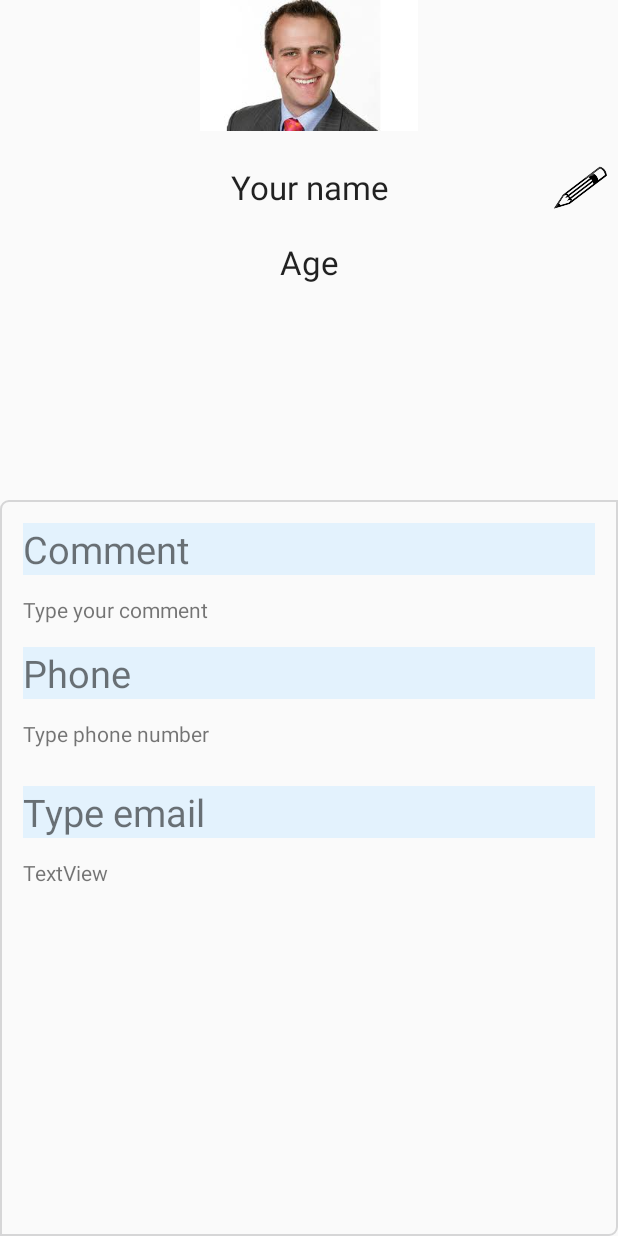
After one commit to vtieude/Sernior-Project2, an Android app: the layout activity_human_information.xml on its own in the app's theme, with its tools: preview values and no code run, on a phone screen of 412 x 824 dp. The commit adds this screen. Run offline under Robolectric (Android 15) with nearby library versions, the phone set to English and light mode, and no system bars.

Commit message:
create ui human information

```diff
--- a/Development/source/app/src/main/java/com/example/wilson/humancharacteristics/MainActivity.java
+++ b/Development/source/app/src/main/java/com/example/wilson/humancharacteristics/MainActivity.java
@@ -7,6 +7,7 @@ import android.os.Bundle;
 import android.view.View;
 import android.widget.Button;
 
+import com.example.wilson.humancharacteristics.Author.AuthorInformationActivity;
 import com.example.wilson.humancharacteristics.CameraDetect.CameraDetectActivity;
 import com.example.wilson.humancharacteristics.Setting.SettingActivity;
 import com.example.wilson.humancharacteristics.Storage.StorageActivity;
@@ -53,9 +54,11 @@ public class MainActivity extends AppCompatActivity {
                             break;
                         case 1: myIntent = new Intent(MainActivity.this, StorageActivity.class);
                             break;
-                        case 2:  myIntent = new Intent(MainActivity.this, SettingActivity.class);
+                        case 2: myIntent = new Intent(MainActivity.this, SettingActivity.class);
                             break;
-                        case 4: finish(); System.exit(0);
+                        case 3: myIntent = new Intent(MainActivity.this, AuthorInformationActivity.class);
+                            break;
+                        case 4: MainActivity.this.finishAffinity(); System.exit(0);
                         default: break;
                     }
                     MainActivity.this.startActivity(myIntent);
--- a/Development/source/app/src/main/java/com/example/wilson/humancharacteristics/Setting/SettingActivity.java
+++ b/Development/source/app/src/main/java/com/example/wilson/humancharacteristics/Setting/SettingActivity.java
@@ -15,6 +15,8 @@ import com.pavelsikun.seekbarpreference.SeekBarPreference;
 
 import java.util.ArrayList;
 import java.util.List;
+import java.util.Map;
+import java.util.TreeMap;
 
 public class SettingActivity extends AppCompatActivity {
 
@@ -51,12 +53,12 @@ public class SettingActivity extends AppCompatActivity {
             listSwitch.add(switchGender);
             listSwitch.add(switchEmotion);
             listSwitch.add(switchCharacteristic);
-            setOnChangeSwitch();
         }
         public int getAmount() {
             return seekBarAmount.getCurrentValue();
         }
         public void setOnChangeSwitch() {
+
             for (int i =0; i < listSwitch.size(); i++) {
                 final int finalI = i;
                 listSwitch.get(i).setOnPreferenceChangeListener(new Preference.OnPreferenceChangeListener() {
--- /dev/null
+++ b/Development/source/app/src/main/res/drawable/background_border.xml
@@ -0,0 +1,17 @@
+<shape xmlns:android="http://schemas.android.com/apk/res/android"
+    android:shape="rectangle" >
+    <!-- This is the stroke you want to define -->
+    <stroke android:width="1dp"
+        android:color="@color/color_bottom_line_enabled"/>
+
+    <!-- Optional, round your corners -->
+    <corners android:bottomLeftRadius="0dp"
+        android:topLeftRadius="5dp"
+        android:bottomRightRadius="5dp"
+        android:topRightRadius="0dp" />
+
+    <!-- Optional, fill the rest of your background with a color or gradient, use transparent if you only want the border to be displayed-->
+    <gradient android:startColor="@android:color/transparent"
+        android:endColor="@android:color/transparent"
+        android:angle="90"/>
+</shape>
--- /dev/null
+++ b/Development/source/app/src/main/res/layout/activity_human_information.xml
@@ -0,0 +1,132 @@
+<?xml version="1.0" encoding="utf-8"?>
+<android.support.constraint.ConstraintLayout
+    xmlns:android="http://schemas.android.com/apk/res/android"
+    xmlns:app="http://schemas.android.com/apk/res-auto"
+    xmlns:tools="http://schemas.android.com/tools"
+    android:layout_width="match_parent"
+    android:layout_height="match_parent">
+
+    <RelativeLayout
+        android:layout_width="match_parent"
+        android:layout_height="match_parent"
+        tools:layout_editor_absoluteX="8dp"
+        tools:layout_editor_absoluteY="8dp"
+        tools:ignore="MissingConstraints">
+
+        <FrameLayout
+            android:layout_width="match_parent"
+            android:layout_height="500px"
+            android:layout_alignParentStart="true"
+            android:layout_alignParentTop="true"
+            android:id="@+id/frameLayout">
+
+
+            <ImageView
+                android:id="@+id/imageView"
+                android:layout_width="fill_parent"
+                android:layout_height="wrap_content"
+                android:layout_alignBottom="@+id/tittleEmail"
+                android:layout_centerHorizontal="true"
+                app:srcCompat="@mipmap/so1" />
+            <TextView
+                android:layout_width="fill_parent"
+                android:layout_height="wrap_content"
+                android:textAppearance="?android:attr/textAppearanceLarge"
+                android:text="Your name"
+                android:id="@+id/textView"
+                android:gravity="center"
+                android:layout_marginTop="100dp"
+                android:padding="10dp" />
+
+            <TextView
+                android:id="@+id/textAge"
+                android:layout_width="fill_parent"
+                android:layout_height="wrap_content"
+                android:layout_marginTop="150dp"
+                android:gravity="center"
+                android:padding="10dp"
+                android:text="Age"
+                android:textAppearance="?android:attr/textAppearanceLarge" />
+
+            <ImageView
+                android:id="@+id/imageView2"
+                android:layout_width="50dp"
+                android:layout_height="50dp"
+                android:layout_gravity="right"
+                android:layout_marginTop="100dp"
+                app:srcCompat="@mipmap/pen" />
+
+        </FrameLayout>
+
+        <RelativeLayout
+            android:layout_width="match_parent"
+            android:layout_height="match_parent"
+            android:layout_below="@+id/frameLayout"
+            android:background="@drawable/background_border"
+            android:padding="15dp"
+
+            android:layout_centerHorizontal="true">
+
+            <TextView
+                android:id="@+id/titleComment"
+                android:layout_width="match_parent"
+                android:layout_height="wrap_content"
+                android:layout_alignParentStart="true"
+                android:layout_alignParentTop="true"
+                android:textSize="@dimen/tittle"
+                android:background="@color/colorTittle"
+                android:text="Comment" />
+
+            <TextView
+                android:id="@+id/textViewComment"
+                android:layout_width="match_parent"
+                android:layout_height="wrap_content"
+                android:layout_alignParentStart="true"
+                android:layout_below="@+id/titleComment"
+                android:layout_marginTop="13dp"
+                android:text="@string/text_comment" />
+
+            <TextView
+                android:id="@+id/titlePhone"
+                android:layout_width="match_parent"
+                android:layout_height="wrap_content"
+                android:layout_alignParentStart="true"
+                android:layout_below="@+id/textViewComment"
+                android:layout_marginTop="15dp"
+                android:background="@color/colorTittle"
+                android:textSize="@dimen/tittle"
+                android:text="Phone" />
+
+            <TextView
+                android:id="@+id/textViewPhone"
+                android:layout_width="wrap_content"
+                android:layout_height="wrap_content"
+                android:layout_alignParentStart="true"
+                android:layout_below="@+id/titlePhone"
+                android:layout_marginTop="13dp"
+                android:text="@string/text_phone" />
+
+            <TextView
+                android:id="@+id/tittleEmail"
+                android:layout_width="match_parent"
+                android:layout_height="wrap_content"
+                android:layout_alignParentStart="true"
+                android:layout_below="@+id/textViewPhone"
+                android:layout_marginTop="25dp"
+                android:textSize="@dimen/tittle"
+                android:background="@color/colorTittle"
+                android:text="@string/text_email" />
+
+            <TextView
+                android:id="@+id/textViewEmail"
+                android:layout_width="wrap_content"
+                android:layout_height="wrap_content"
+                android:layout_alignParentStart="true"
+                android:layout_below="@+id/tittleEmail"
+                android:layout_marginTop="13dp"
+                android:text="TextView" />
+
+        </RelativeLayout>
+
+    </RelativeLayout>
+</android.support.constraint.ConstraintLayout>
--- a/Development/source/app/src/main/res/layout/activity_main.xml
+++ b/Development/source/app/src/main/res/layout/activity_main.xml
@@ -8,7 +8,7 @@
 
     <RelativeLayout
         android:layout_width="match_parent"
-        android:layout_height="495dp"
+        android:layout_height="match_parent"
         android:orientation="vertical"
         tools:layout_editor_absoluteX="8dp"
         tools:layout_editor_absoluteY="8dp"
--- a/Development/source/app/src/main/res/values/colors.xml
+++ b/Development/source/app/src/main/res/values/colors.xml
@@ -3,4 +3,6 @@
     <color name="colorPrimary">#3F51B5</color>
     <color name="colorPrimaryDark">#303F9F</color>
     <color name="colorAccent">#FF4081</color>
+    <color name="red">#ffff0000</color>
+    <color name="colorTittle">#E3F2FD</color>
 </resources>
--- /dev/null
+++ b/Development/source/app/src/main/res/values/dimens.xml
@@ -0,0 +1,7 @@
+<?xml version="1.0" encoding="utf-8"?>
+<resources>
+    <dimen name="tittle">25dp</dimen>
+    <dimen name="textview_width">150dp</dimen>
+    <dimen name="ball_radius">30dp</dimen>
+    <dimen name="font_size">16sp</dimen>
+</resources>
--- a/Development/source/app/src/main/res/values/strings.xml
+++ b/Development/source/app/src/main/res/values/strings.xml
@@ -5,4 +5,7 @@
     <string name="start">Start</string>
     <string name="exit">Exit</string>
     <string name="author">Author</string>
+    <string name="text_comment">Type your comment</string>
+    <string name="text_phone">Type phone number</string>
+    <string name="text_email">Type email</string>
 </resources>
--- a/Development/source/app/src/main/res/xml/setting_screen.xml
+++ b/Development/source/app/src/main/res/xml/setting_screen.xml
@@ -2,7 +2,11 @@
 <PreferenceScreen xmlns:android="http://schemas.android.com/apk/res/android"
     xmlns:sample="http://schemas.android.com/apk/res-auto"
     android:key="setting_pre">
-
+    <EditTextPreference
+        android:key="PREF_EDITTEXT"
+        android:title="EditText title"
+        android:summary="EditText summary"
+        android:dialogTitle="EditText Dialog" />
     <SwitchPreference
     android:title="Age"
     android:key="switch_age"
```
Also changed, not shown: Development/source/app/src/main/res/mipmap-mdpi/pen.png (added).
